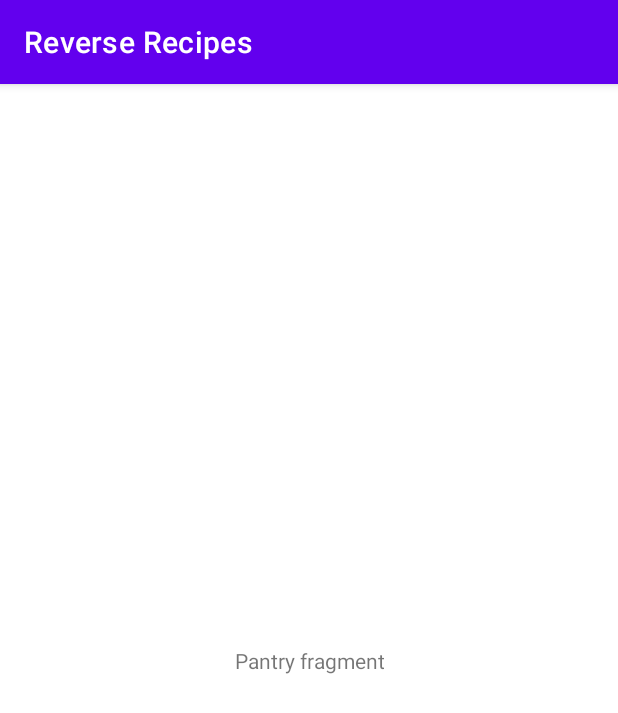
After one commit to raulroy45/cse403-reverse-recipes, an Android app: the fragment PantryFragment shown on its own in the app's theme, on a phone screen of 412 x 824 dp. The commit adds this screen. Shown: the top 713 px of the screen. Run offline under Robolectric (Android 15) with nearby library versions, the phone set to English and light mode, and no system bars.

Commit message:
Add navigation graph, NavHost, fragments.

```diff
--- a/app/app/build.gradle
+++ b/app/app/build.gradle
@@ -28,6 +28,7 @@ android {
 }
 
 dependencies {
+    implementation 'androidx.legacy:legacy-support-v4:1.0.0'
     def nav_version = "2.4.2"
 
     implementation 'androidx.appcompat:appcompat:1.4.1'
--- /dev/null
+++ b/app/app/src/main/java/com/cse403/reverserecipes/PantryFragment.java
@@ -0,0 +1,64 @@
+package com.cse403.reverserecipes;
+
+import android.os.Bundle;
+
+import androidx.fragment.app.Fragment;
+
+import android.view.LayoutInflater;
+import android.view.View;
+import android.view.ViewGroup;
+
+/**
+ * A simple {@link Fragment} subclass.
+ * Use the {@link PantryFragment#newInstance} factory method to
+ * create an instance of this fragment.
+ */
+public class PantryFragment extends Fragment {
+
+    // TODO: Rename parameter arguments, choose names that match
+    // the fragment initialization parameters, e.g. ARG_ITEM_NUMBER
+    private static final String ARG_PARAM1 = "param1";
+    private static final String ARG_PARAM2 = "param2";
+
+    // TODO: Rename and change types of parameters
+    private String mParam1;
+    private String mParam2;
+
+    public PantryFragment() {
+        // Required empty public constructor
+    }
+
+    /**
+     * Use this factory method to create a new instance of
+     * this fragment using the provided parameters.
+     *
+     * @param param1 Parameter 1.
+     * @param param2 Parameter 2.
+     * @return A new instance of fragment PantryFragment.
+     */
+    // TODO: Rename and change types and number of parameters
+    public static PantryFragment newInstance(String param1, String param2) {
+        PantryFragment fragment = new PantryFragment();
+        Bundle args = new Bundle();
+        args.putString(ARG_PARAM1, param1);
+        args.putString(ARG_PARAM2, param2);
+        fragment.setArguments(args);
+        return fragment;
+    }
+
+    @Override
+    public void onCreate(Bundle savedInstanceState) {
+        super.onCreate(savedInstanceState);
+        if (getArguments() != null) {
+            mParam1 = getArguments().getString(ARG_PARAM1);
+            mParam2 = getArguments().getString(ARG_PARAM2);
+        }
+    }
+
+    @Override
+    public View onCreateView(LayoutInflater inflater, ViewGroup container,
+                             Bundle savedInstanceState) {
+        // Inflate the layout for this fragment
+        return inflater.inflate(R.layout.fragment_pantry, container, false);
+    }
+}
--- /dev/null
+++ b/app/app/src/main/res/layout/fragment_pantry.xml
@@ -0,0 +1,21 @@
+<?xml version="1.0" encoding="utf-8"?>
+<androidx.constraintlayout.widget.ConstraintLayout
+    xmlns:android="http://schemas.android.com/apk/res/android"
+    xmlns:app="http://schemas.android.com/apk/res-auto"
+    xmlns:tools="http://schemas.android.com/tools"
+    android:layout_width="match_parent"
+    android:layout_height="match_parent"
+    tools:context=".AccountFragment">
+
+    <!-- TODO: Update blank fragment layout -->
+    <TextView
+        android:layout_width="wrap_content"
+        android:layout_height="wrap_content"
+        android:text="@string/pantry_fragment"
+        android:textAlignment="center"
+        app:layout_constraintBottom_toBottomOf="parent"
+        app:layout_constraintEnd_toEndOf="parent"
+        app:layout_constraintStart_toStartOf="parent"
+        app:layout_constraintTop_toTopOf="parent" />
+
+</androidx.constraintlayout.widget.ConstraintLayout>
--- /dev/null
+++ b/app/app/src/main/res/navigation/nav_graph.xml
@@ -0,0 +1,6 @@
+<?xml version="1.0" encoding="utf-8"?>
+<navigation xmlns:android="http://schemas.android.com/apk/res/android"
+    xmlns:app="http://schemas.android.com/apk/res-auto"
+    android:id="@+id/nav_graph">
+
+</navigation>
--- a/app/app/src/main/res/values/strings.xml
+++ b/app/app/src/main/res/values/strings.xml
@@ -1,3 +1,8 @@
 <resources>
     <string name="app_name">Reverse Recipes</string>
+    <!-- TODO: Remove or change this placeholder text -->
+    <string name="account_fragment">Account fragment</string>
+    <string name="pantry_fragment">Pantry fragment</string>
+    <string name="saved_recipes_fragment">Saved recipes fragment</string>
+    <string name="search_fragment">Search fragment</string>
 </resources>
```
Also changed, not shown: app/app/src/main/java/com/cse403/reverserecipes/AccountFragment.java (added, +64 -0 lines), app/app/src/main/java/com/cse403/reverserecipes/SavedRecipesFragment.java (added, +64 -0 lines), app/app/src/main/java/com/cse403/reverserecipes/SearchFragment.java (added, +64 -0 lines), app/app/src/main/res/layout/activity_main.xml (+20 -6 lines), app/app/src/main/res/layout/fragment_account.xml (added, +21 -0 lines), app/app/src/main/res/layout/fragment_saved_recipes.xml (added, +21 -0 lines), app/app/src/main/res/layout/fragment_search.xml (added, +21 -0 lines).
